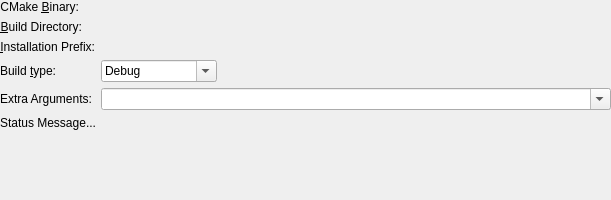
Before: the Qt Designer form projectmanagers/cmake/cmakebuilddirchooser.ui in KDE/kdevelop, drawn with Qt 5.
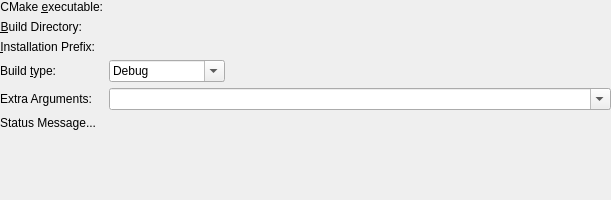
After: the same form once the commit is applied. Custom widgets are drawn as their Qt base class.

Commit message: Standardize on "Executable" in UI & API, do not mix with "Binary"

Diff of the .ui file:
```diff
--- a/projectmanagers/cmake/cmakebuilddirchooser.ui
+++ b/projectmanagers/cmake/cmakebuilddirchooser.ui
@@ -26,7 +26,7 @@
    <item row="0" column="0">
     <widget class="QLabel" name="label_5">
      <property name="text">
-      <string>CMake &amp;Binary:</string>
+      <string>CMake &amp;executable:</string>
      </property>
      <property name="alignment">
       <set>Qt::AlignRight|Qt::AlignTrailing|Qt::AlignVCenter</set>
```
Left out of the diff: 4 changed lines with no effect on the pictures. The commit also changes 48 other files.
